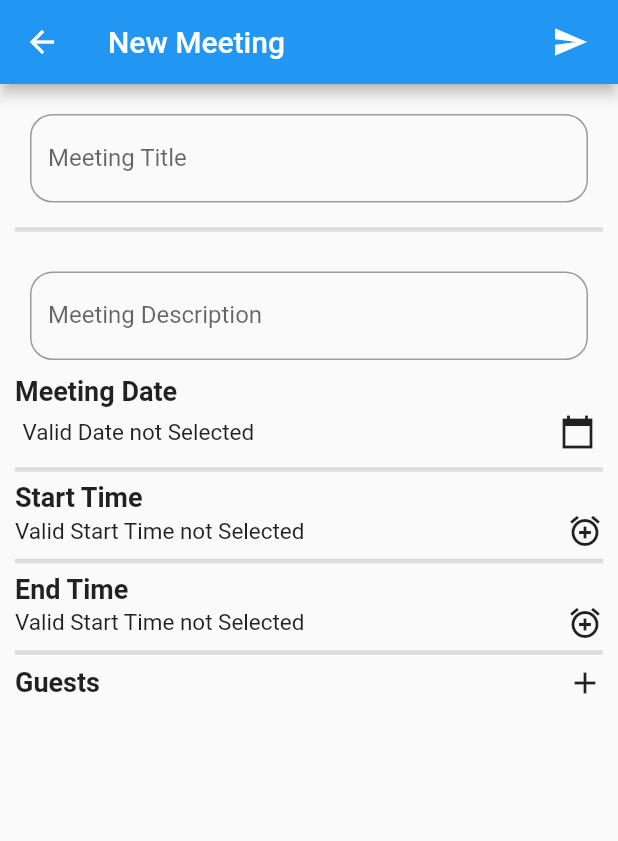
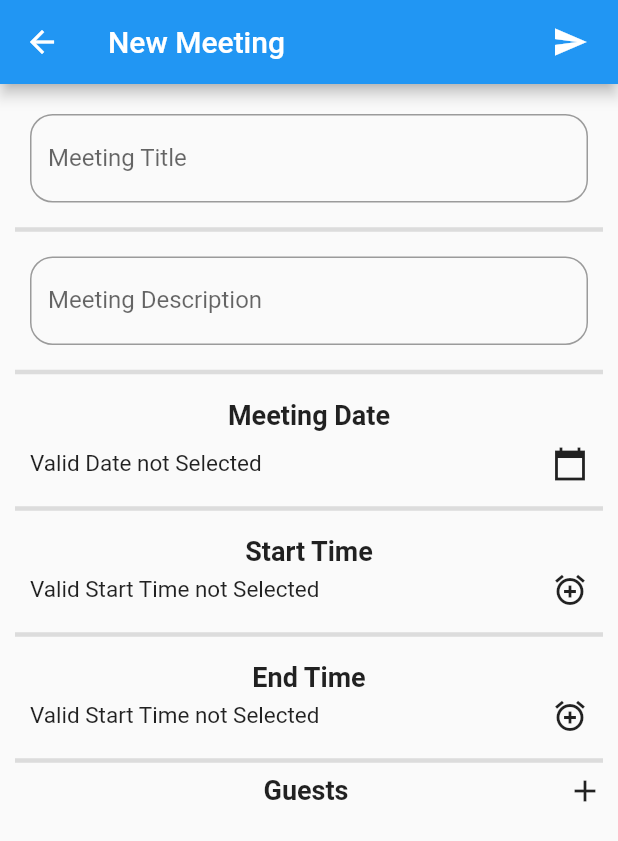
Before and after one commit to CSC4350-MW1/VirusValidate, a Flutter app: the NewMeetingPage screen opened directly, on a phone screen of 412 x 824 dp. Shown: the top 841 px of the screen. Run offline on Flutter 3.47's test engine with Material 2 defaults, Android fonts, the light colour scheme and no system bars; our stand-ins replace cloud_firestore, firebase_auth, firebase_core; missing offline and left inert: social; accounts and stored records are empty.

Commit message:
Modified new meeting form UI

```diff
--- a/virus_validate/lib/forms/new_meeting_form.dart
+++ b/virus_validate/lib/forms/new_meeting_form.dart
@@ -117,7 +117,6 @@ class _NewMeetingFormState extends State<NewMeetingForm> {
                 ),
               ),
               const Divider(thickness: 3.0,),
-              const SizedBox(height: 10.0,),
               Container(
                 padding: const EdgeInsets.all(10.0),
                 child: TextFormField(
@@ -133,10 +132,14 @@ class _NewMeetingFormState extends State<NewMeetingForm> {
                   },
                 ),
               ),
+              const Divider(thickness: 3.0,),
+              Container(
+                padding: const EdgeInsets.all(10.0),
+                child: Column(
+                  children: [
                     myHeaderText("Meeting Date"),
-              Padding(
-                padding: const EdgeInsets.all(5.0),
-                child: Row(
+                    const SizedBox(height: 10.0,),
+                    Row(
                       children: [
                         Expanded(
                           child: myStandardText((meetingDateStartTime != null) ? myDateFormat.format(meetingDateStartTime!) : "Valid Date not Selected")
@@ -147,11 +150,18 @@ class _NewMeetingFormState extends State<NewMeetingForm> {
                         )
                       ],
                     ),
+                  ],
+                ),
               ),
               const Divider(
                 thickness: 3.0,
               ),
+              Container(
+                padding: const EdgeInsets.all(10.0),
+                child: Column(
+                  children: [
                     myHeaderText("Start Time"),
+                    const SizedBox(height: 3.0,),
                     Row(
                       children: [
                         Expanded(
@@ -165,8 +175,16 @@ class _NewMeetingFormState extends State<NewMeetingForm> {
                         )
                       ],
                     ),
+                  ],
+                ),
+              ),
               const Divider(thickness: 3.0,),
+              Container(
+                padding: const EdgeInsets.all(10.0),
+                child: Column(
+                  children: [
                     myHeaderText("End Time"),
+                    const SizedBox(height: 3.0,),
                     Row(
                       children: [
                         Expanded(
@@ -180,22 +198,38 @@ class _NewMeetingFormState extends State<NewMeetingForm> {
                         )
                       ],
                     ),
+                  ],
+                ),
+              ),
               const Divider(
                 thickness: 3.0
               ),
-              Row(
-                children: [
-                  Expanded(child: myHeaderText("Guests")),
               GestureDetector(
                 onTap: () {
                   setState(() {
                     guestEmails.add(TextEditingController());
                   });
                 },
-                    child: const Icon(Icons.add),
+                child: Row(
+                  children: const [
+                    Expanded(
+                      child: Padding(
+                        padding: EdgeInsets.only(left: 20),
+                        child: Text(
+                          "Guests",
+                          textAlign: TextAlign.center,
+                          style: TextStyle(
+                            fontSize: largeText,
+                            fontWeight: FontWeight.bold
+                          ),
+                        ),
                       )
+                    ),
+                    Icon(Icons.add)
                   ],
                 ),
+              ),
+
               Expanded(
                 child: ListView.builder(
                   itemCount: guestEmails.length,
```
Lines whose indentation alone changed are shown as unchanged.
